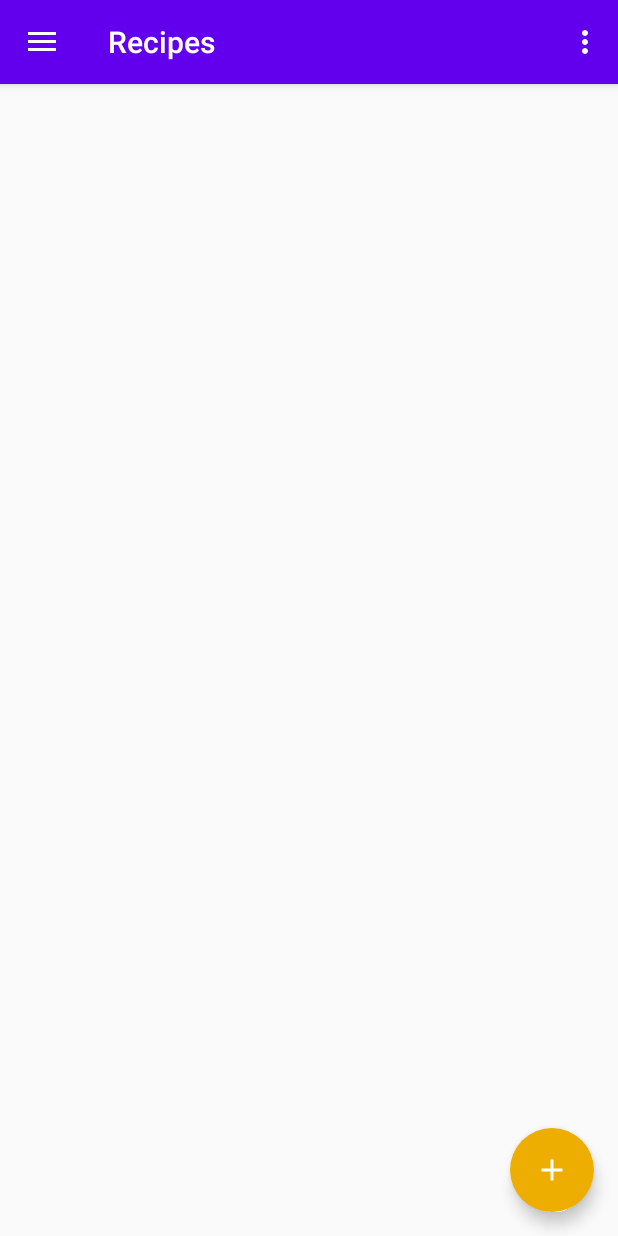
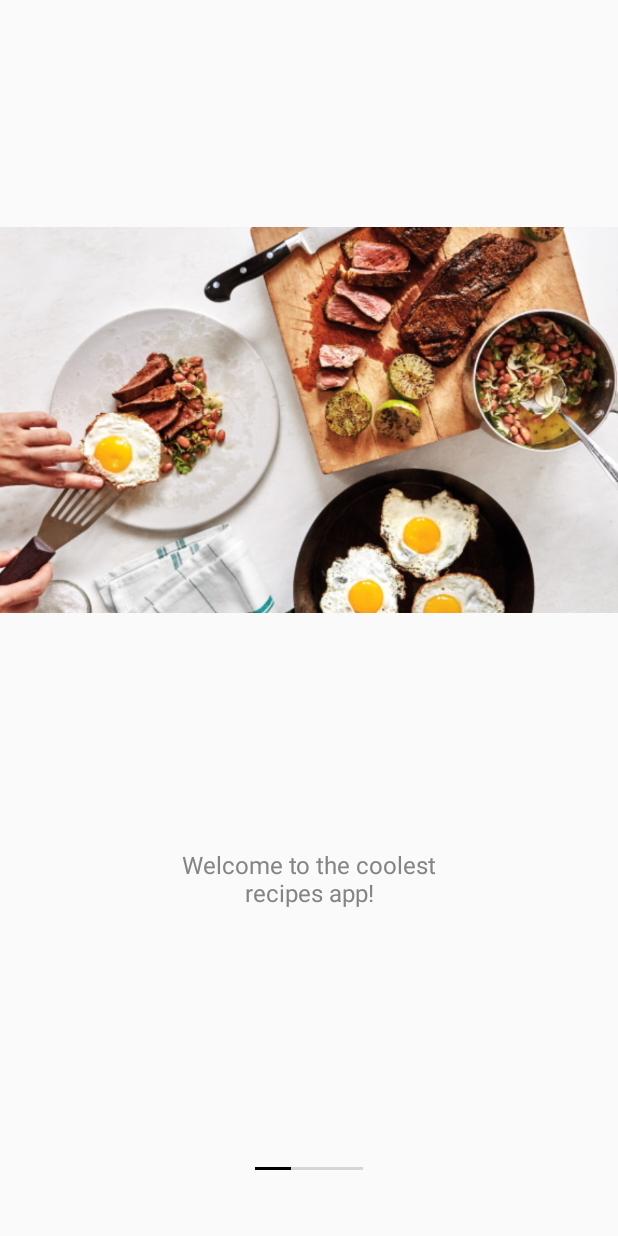
Before and after one commit to Alexei-K/CookingBook, an Android app: the screen it shows after launch (MainActivity before the commit, StartWelcomeActivity after it), on a phone screen of 412 x 824 dp. Run offline under Robolectric (Android 15) with nearby library versions, the phone set to English and light mode, and no system bars.

Commit message:
Transfered registration activity from test app

```diff
--- /dev/null
+++ b/app/src/main/java/com/kolis/cookingbook/ui/welcome/InfoTabsAdapter.kt
@@ -0,0 +1,21 @@
+package com.kolis.cookingbook.ui.welcome
+
+import androidx.fragment.app.Fragment
+import androidx.fragment.app.FragmentManager
+import androidx.fragment.app.FragmentPagerAdapter
+import java.util.*
+
+class InfoTabsAdapter(fm: FragmentManager, behavior: Int) : FragmentPagerAdapter(fm, behavior) {
+    private val fragmentsMap = HashMap<Int, Fragment>()
+    override fun getItem(position: Int): Fragment {
+        return fragmentsMap[position]!!
+    }
+
+    override fun getCount(): Int {
+        return fragmentsMap.size
+    }
+
+    fun addFragment(position: Int, fragment: Fragment) {
+        fragmentsMap[position] = fragment
+    }
+}
--- /dev/null
+++ b/app/src/main/java/com/kolis/cookingbook/ui/welcome/OnPasswordCheckObserver.kt
@@ -0,0 +1,6 @@
+package com.kolis.cookingbook.ui.welcome
+
+interface OnPasswordCheckObserver {
+    fun onPasswordCorrect(login: String?, password: String?)
+    fun onPasswordWrong()
+}
--- /dev/null
+++ b/app/src/main/java/com/kolis/cookingbook/ui/welcome/StartInfoFragment.kt
@@ -0,0 +1,56 @@
+package com.kolis.cookingbook.ui.welcome
+
+import android.os.Bundle
+import android.view.LayoutInflater
+import android.view.View
+import android.view.ViewGroup
+import android.widget.ImageView
+import android.widget.TextView
+import androidx.core.content.res.ResourcesCompat
+import androidx.fragment.app.Fragment
+import androidx.lifecycle.Observer
+import androidx.lifecycle.ViewModelProvider
+import com.kolis.cookingbook.R
+
+open class StartInfoFragment : Fragment() {
+    var viewModel: StartInfoViewModel? = null
+    override fun onCreate(savedInstanceState: Bundle?) {
+        viewModel = ViewModelProvider(this).get(StartInfoViewModel::class.java)
+        viewModel!!.setUpInfo(
+            requireArguments().getInt(INFO_IMAGE),
+            requireArguments().getString(INFO_TITLE),
+            requireArguments().getString(INFO_TEXT)
+        )
+        super.onCreate(savedInstanceState)
+    }
+
+    override fun onCreateView(inflater: LayoutInflater, container: ViewGroup?, savedInstanceState: Bundle?): View? {
+        return inflater.inflate(R.layout.info_fragment, container, false)
+    }
+
+    override fun onViewCreated(view: View, savedInstanceState: Bundle?) {
+        setObservers(view)
+        super.onViewCreated(view, savedInstanceState)
+    }
+
+    private fun setObservers(view: View) {
+        viewModel?.image?.observe(viewLifecycleOwner, Observer { s: Int? ->
+            val image = view.findViewById<ImageView>(R.id.info_image)
+            image.setImageDrawable(ResourcesCompat.getDrawable(view.resources, s!!, null))
+        })
+        viewModel?.title?.observe(viewLifecycleOwner, Observer { s: String? ->
+            val mTitle = view.findViewById<TextView>(R.id.title_info)
+            mTitle.text = s
+        })
+        viewModel?.text?.observe(viewLifecycleOwner, Observer { s: String? ->
+            val mText = view.findViewById<TextView>(R.id.text_info)
+            mText.text = s
+        })
+    }
+
+    companion object {
+        const val INFO_IMAGE = "info image"
+        const val INFO_TITLE = "info title"
+        const val INFO_TEXT = "info text"
+    }
+}
--- /dev/null
+++ b/app/src/main/java/com/kolis/cookingbook/ui/welcome/StartInfoViewModel.kt
@@ -0,0 +1,25 @@
+package com.kolis.cookingbook.ui.welcome
+
+import androidx.lifecycle.LiveData
+import androidx.lifecycle.MutableLiveData
+import androidx.lifecycle.ViewModel
+
+class StartInfoViewModel : ViewModel() {
+    private val _image = MutableLiveData<Int?>()
+    val image: LiveData<Int?>
+        get() = _image
+
+    private val _title = MutableLiveData<String?>()
+    val title: LiveData<String?>
+        get() = _title
+
+    private val _text = MutableLiveData<String?>()
+    val text: LiveData<String?>
+        get() = _text
+
+    fun setUpInfo(imageSource: Int, title: String?, text: String?) {
+        _image.postValue(imageSource)
+        _title.postValue(title)
+        _text.postValue(text)
+    }
+}
--- /dev/null
+++ b/app/src/main/java/com/kolis/cookingbook/ui/welcome/StartWelcomeActivity.kt
@@ -0,0 +1,63 @@
+package com.kolis.cookingbook.ui.welcome
+
+import android.content.Intent
+import android.content.SharedPreferences
+import android.os.Bundle
+import android.preference.PreferenceManager
+import androidx.appcompat.app.AppCompatActivity
+import androidx.fragment.app.FragmentPagerAdapter
+import androidx.viewpager.widget.ViewPager
+import com.kolis.cookingbook.MainActivity
+import com.kolis.cookingbook.R
+import com.kolis.cookingbook.utils.AppPreffManager
+import kotlinx.android.synthetic.main.activity_register.*
+
+
+class StartWelcomeActivity : AppCompatActivity() {
+    override fun onCreate(savedInstanceState: Bundle?) {
+        super.onCreate(savedInstanceState)
+        checkRegistration()
+        setContentView(R.layout.activity_register)
+        setUpAdapter(register_viewPager)
+        register_tabs.setupWithViewPager(register_viewPager)
+    }
+
+    private fun setUpAdapter(pager: ViewPager) {
+        val adapter = InfoTabsAdapter(supportFragmentManager, FragmentPagerAdapter.BEHAVIOR_SET_USER_VISIBLE_HINT)
+        val firstFragment = StartInfoFragment()
+        setFragmentBundle(
+            firstFragment, R.drawable.welcome_1,
+            "", getString(R.string.welcome1)
+        )
+        adapter.addFragment(0, firstFragment)
+        val secondFragment = StartInfoFragment()
+        setFragmentBundle(
+            secondFragment, R.drawable.welcome_2,
+            "", getString(R.string.welcome2)
+        )
+        adapter.addFragment(1, secondFragment)
+        val thirdFragment = StartInfoLastFragment()
+        setFragmentBundle(
+            thirdFragment, R.drawable.welcome_3,
+            "", getString(R.string.welcome3)
+        )
+        adapter.addFragment(2, thirdFragment)
+        pager.adapter = adapter
+    }
+
+    private fun setFragmentBundle(fragment: StartInfoFragment, imgId: Int, title: String, text: String) {
+        val bundle = Bundle()
+        bundle.putInt(StartInfoFragment.INFO_IMAGE, imgId)
+        bundle.putString(StartInfoFragment.INFO_TITLE, title)
+        bundle.putString(StartInfoFragment.INFO_TEXT, text)
+        fragment.arguments = bundle
+    }
+
+    private fun checkRegistration() {
+        val pref: SharedPreferences = PreferenceManager.getDefaultSharedPreferences(this)
+        if (pref.getBoolean(AppPreffManager.IS_REGISTERED, false)) {
+            startActivity(Intent(this, MainActivity::class.java))
+            finish()
+        }
+    }
+}
--- /dev/null
+++ b/app/src/main/res/drawable/tab_color_selector.xml
@@ -0,0 +1,5 @@
+<?xml version="1.0" encoding="utf-8"?>
+<selector xmlns:android="http://schemas.android.com/apk/res/android">
+    <item android:drawable="@color/black" android:state_selected="true" />
+    <item android:drawable="@color/unselected_tab" />
+</selector>
--- /dev/null
+++ b/app/src/main/res/layout/activity_register.xml
@@ -0,0 +1,27 @@
+<?xml version="1.0" encoding="utf-8"?>
+<androidx.constraintlayout.widget.ConstraintLayout xmlns:android="http://schemas.android.com/apk/res/android"
+    xmlns:app="http://schemas.android.com/apk/res-auto"
+    android:id="@+id/container"
+    android:layout_width="match_parent"
+    android:layout_height="match_parent">
+
+    <com.google.android.material.tabs.TabLayout
+        android:id="@+id/register_tabs"
+        android:layout_width="wrap_content"
+        android:layout_height="2dp"
+        android:layout_marginBottom="44dp"
+        app:tabBackground="@drawable/tab_color_selector"
+        app:layout_constraintBottom_toBottomOf="parent"
+        app:layout_constraintEnd_toEndOf="parent"
+        app:layout_constraintStart_toStartOf="parent"
+        app:tabIndicatorHeight="0dp"
+        app:tabMode="fixed" />
+
+    <androidx.viewpager.widget.ViewPager
+        android:layout_marginTop="12dp"
+        android:id="@+id/register_viewPager"
+        android:layout_width="match_parent"
+        android:layout_height="match_parent" />
+
+
+</androidx.constraintlayout.widget.ConstraintLayout>
--- /dev/null
+++ b/app/src/main/res/layout/info_fragment.xml
@@ -0,0 +1,78 @@
+<?xml version="1.0" encoding="utf-8"?>
+<androidx.constraintlayout.widget.ConstraintLayout xmlns:android="http://schemas.android.com/apk/res/android"
+    xmlns:app="http://schemas.android.com/apk/res-auto"
+    xmlns:tools="http://schemas.android.com/tools"
+    android:layout_width="match_parent"
+    android:layout_height="match_parent">
+
+    <ImageView
+        android:id="@+id/info_image"
+        android:layout_width="match_parent"
+        android:layout_height="300dp"
+        android:layout_marginBottom="74dp"
+        app:layout_constraintBottom_toTopOf="@id/title_info"
+        app:layout_constraintEnd_toEndOf="parent"
+        app:layout_constraintStart_toStartOf="parent"
+        app:layout_constraintTop_toTopOf="parent"
+        app:layout_constraintVertical_chainStyle="packed"
+        tools:src="@drawable/welcome_1" />
+
+    <ViewStub
+        android:layout_width="wrap_content"
+        android:layout_height="wrap_content"
+        android:id="@+id/stub"
+        android:inflatedId="@+id/logInSignUp"
+        android:layout="@layout/login_stub"
+        app:layout_constraintEnd_toEndOf="@id/title_info"
+        app:layout_constraintStart_toStartOf="@id/title_info"
+        app:layout_constraintBottom_toBottomOf="@id/title_info" />
+
+    <TextView
+        android:id="@+id/title_info"
+        android:layout_width="wrap_content"
+        android:layout_height="wrap_content"
+        android:layout_marginBottom="32dp"
+        android:fontFamily="sans-serif"
+        android:gravity="center_horizontal"
+        android:maxWidth="222dp"
+        android:textColor="@color/black"
+        android:textSize="22sp"
+        app:layout_constraintBottom_toTopOf="@id/text_info"
+        app:layout_constraintEnd_toEndOf="parent"
+        app:layout_constraintStart_toStartOf="parent"
+        app:layout_constraintTop_toBottomOf="@id/info_image"
+        tools:text="Welcome to Fluxstore" />
+
+    <TextView
+        android:id="@+id/text_info"
+        android:layout_width="wrap_content"
+        android:layout_height="wrap_content"
+        android:fontFamily="sans-serif"
+        android:gravity="center_horizontal"
+        android:maxWidth="222dp"
+        android:textColor="@color/grey"
+        android:textSize="16sp"
+        android:layout_marginBottom="100dp"
+        app:layout_constraintBottom_toBottomOf="parent"
+        app:layout_constraintEnd_toEndOf="parent"
+        app:layout_constraintStart_toStartOf="parent"
+        app:layout_constraintTop_toBottomOf="@id/title_info"
+        tools:text="Lorem Ipsum Dolor Sit Amet Consectetur Adipisicing Elit" />
+
+    <TextView
+        android:id="@+id/skip_button"
+        android:layout_width="wrap_content"
+        android:layout_height="wrap_content"
+        android:fontFamily="sans-serif"
+        android:gravity="center_horizontal"
+        android:textColor="@color/greenPrimary"
+        android:textSize="16sp"
+        android:visibility="gone"
+        android:layout_marginBottom="35dp"
+        android:layout_marginEnd="48dp"
+        app:layout_constraintBottom_toBottomOf="parent"
+        app:layout_constraintEnd_toEndOf="parent"
+        android:text="@string/skip" />
+
+
+</androidx.constraintlayout.widget.ConstraintLayout>
--- a/app/src/main/res/values/colors.xml
+++ b/app/src/main/res/values/colors.xml
@@ -8,5 +8,9 @@
     <color name="grey">#858482</color>
     <color name="tomato">#D61800</color>
     <color name="lemon">#EDAE01</color>
+    <color name="black">#000000</color>
+    <color name="light_grey">#A0A0A0</color>
+    <color name="unselected_tab">#D6D6D6</color>
+    <color name="greenPrimary">#5ECE7B</color>
 
 </resources>
--- a/app/src/main/res/values/strings.xml
+++ b/app/src/main/res/values/strings.xml
@@ -13,4 +13,24 @@
     <string name="menu_gallery">Gallery</string>
     <string name="menu_slideshow">Slideshow</string>
     <string name="minutes">%d min.</string>
+
+
+    <!--    welcome screen-->
+
+    <string name="welcome1">Welcome to the coolest recipes app!</string>
+    <string name="welcome2">3 more steps, and you will forget about caring "What to cook?"</string>
+    <string name="welcome3">Let\'s register!</string>
+    <string name="skip">Skip ></string>
+    <string name="sign_in">Sign In</string>
+    <string name="sign_up">Sign Up</string>
+
+
+    <!--    Password dialog-->
+    <string name="you_are_registered">You are registered</string>
+    <string name="login_password">Login: %s \nPassword: %s</string>
+    <string name="copy_to_clipboard">Copy to clipboard</string>
+    <string name="password_is_wrong">Wrong password or user name.</string>
+    <string name="login">Login</string>
+    <string name="enter_login">Enter login and password</string>
+
 </resources>
```
Also changed, not shown: app/src/main/AndroidManifest.xml (+6 -2 lines), app/src/main/java/com/kolis/cookingbook/ui/welcome/StartInfoLastFragment.kt (added, +90 -0 lines), app/src/main/java/com/kolis/cookingbook/utils/AppPreffManager.kt (added, +11 -0 lines), app/src/main/java/com/kolis/cookingbook/utils/Constants.kt (added, +8 -0 lines), app/src/main/res/layout/login_dialog.xml (added, +26 -0 lines), app/src/main/res/layout/login_stub.xml (added, +35 -0 lines), app/src/main/res/drawable/welcome_1.jpg (added), app/src/main/res/drawable/welcome_2.jpg (added), app/src/main/res/drawable/welcome_3.webp (added).
